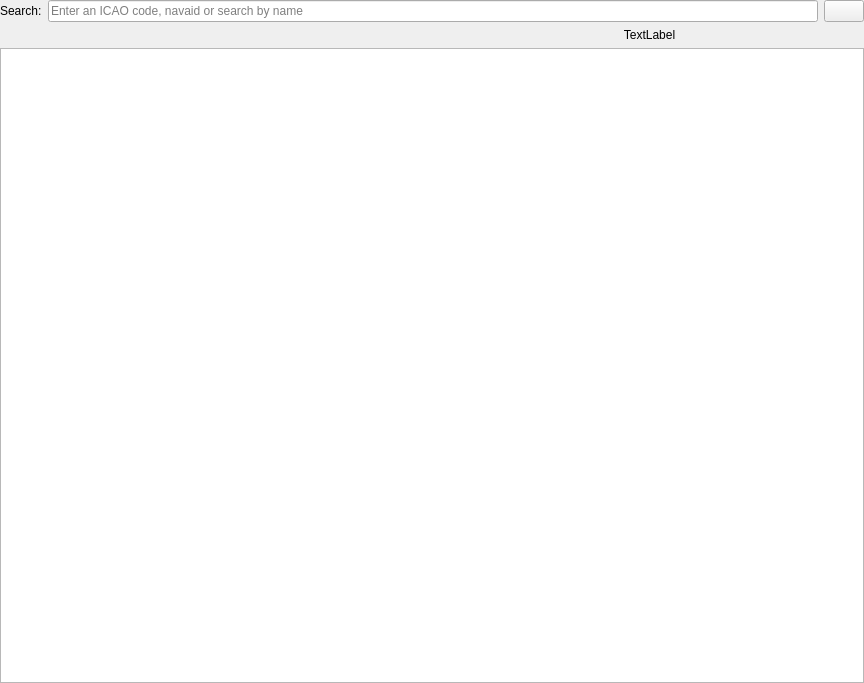
The window that src/GUI/LocationWidget.ui (FlightGear/flightgear) describes before a commit, drawn with Qt 5.
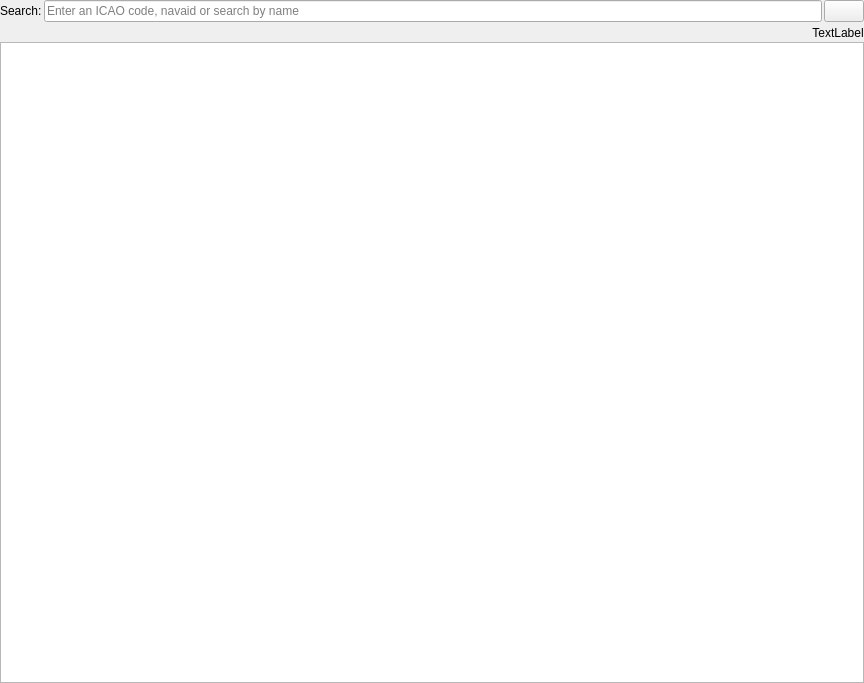
The same window after the commit. The open tabs and pages were chosen to show the change. Custom widgets are drawn as their Qt base class.

Diff of the .ui file:
```diff
--- a/src/GUI/LocationWidget.ui
+++ b/src/GUI/LocationWidget.ui
@@ -292,6 +292,9 @@
      </widget>
      <widget class="QWidget" name="searchPage">
       <layout class="QVBoxLayout" name="verticalLayout_2">
+       <property name="spacing">
+        <number>2</number>
+       </property>
        <property name="leftMargin">
         <number>0</number>
        </property>
@@ -342,7 +345,7 @@
         </layout>
        </item>
        <item>
-        <layout class="QHBoxLayout" name="horizontalLayout">
+        <layout class="QHBoxLayout" name="horizontalLayout" stretch="1,0">
          <item>
           <widget class="QLabel" name="searchStatusText">
            <property name="text">
@@ -355,6 +358,12 @@
          </item>
          <item>
           <widget class="QLabel" name="searchIcon">
+           <property name="minimumSize">
+            <size>
+             <width>16</width>
+             <height>16</height>
+            </size>
+           </property>
            <property name="text">
             <string>TextLabel</string>
            </property>
```
Left out of the diff: 2 changed lines with no effect on the pictures.
